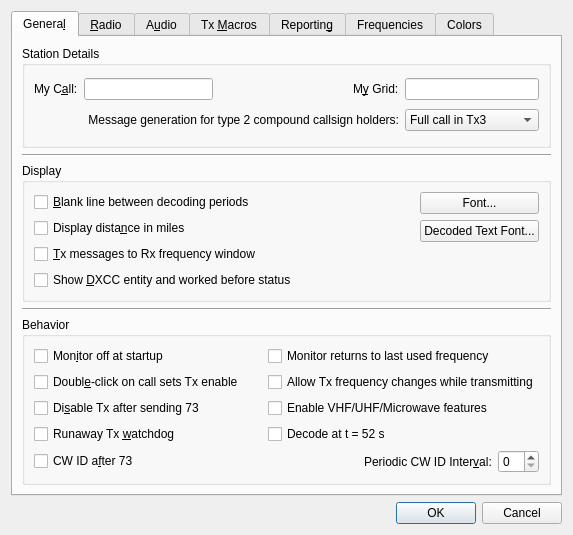
Qt form Configuration.ui (saitohirga/WSJT-X) before a commit.
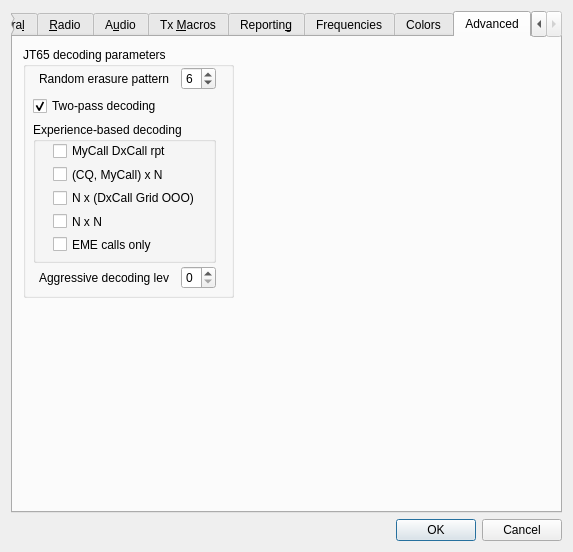
The same form after that commit. The open tabs and pages were chosen to show the change.

```diff
--- a/Configuration.ui
+++ b/Configuration.ui
@@ -6,8 +6,8 @@
    <rect>
     <x>0</x>
     <y>0</y>
-    <width>508</width>
-    <height>471</height>
+    <width>535</width>
+    <height>493</height>
    </rect>
   </property>
   <property name="windowTitle">
@@ -293,7 +293,7 @@
             </property>
            </widget>
           </item>
-          <item row="5" column="0" colspan="2">
+          <item row="6" column="0" colspan="2">
            <layout class="QHBoxLayout" name="horizontalLayout_9">
             <item>
              <widget class="QCheckBox" name="CW_id_after_73_check_box">
@@ -386,6 +386,13 @@
             </property>
            </widget>
           </item>
+          <item row="4" column="1">
+           <widget class="QCheckBox" name="offset_Rx_freq_check_box">
+            <property name="text">
+             <string>Rx frequency offset with &quot;CQ nnn ...&quot;</string>
+            </property>
+           </widget>
+          </item>
          </layout>
         </widget>
        </item>
@@ -1180,6 +1187,26 @@
        <string>Audio interface settings</string>
       </attribute>
       <layout class="QGridLayout" name="gridLayout_5">
+       <item row="5" column="0">
+        <spacer name="verticalSpacer_3">
+         <property name="orientation">
+          <enum>Qt::Vertical</enum>
+         </property>
+         <property name="sizeHint" stdset="0">
+          <size>
+           <width>20</width>
+           <height>40</height>
+          </size>
+         </property>
+        </spacer>
+       </item>
+       <item row="1" column="0">
+        <widget class="Line" name="line_2">
+         <property name="orientation">
+          <enum>Qt::Horizontal</enum>
+         </property>
+        </widget>
+       </item>
        <item row="2" column="0">
         <widget class="QGroupBox" name="save_path_group_box">
          <property name="title">
@@ -1392,26 +1419,6 @@
          </layout>
         </widget>
        </item>
-       <item row="5" column="0">
-        <spacer name="verticalSpacer_3">
-         <property name="orientation">
-          <enum>Qt::Vertical</enum>
-         </property>
-         <property name="sizeHint" stdset="0">
-          <size>
-           <width>20</width>
-           <height>40</height>
-          </size>
-         </property>
-        </spacer>
-       </item>
-       <item row="1" column="0">
-        <widget class="Line" name="line_2">
-         <property name="orientation">
-          <enum>Qt::Horizontal</enum>
-         </property>
-        </widget>
-       </item>
       </layout>
      </widget>
      <widget class="QWidget" name="tx_macros_tab">
@@ -2116,6 +2123,269 @@
        </layout>
       </widget>
      </widget>
+     <widget class="QWidget" name="tab_2">
+      <attribute name="title">
+       <string>Advanced</string>
+      </attribute>
+      <widget class="QGroupBox" name="groupBox_5">
+       <property name="geometry">
+        <rect>
+         <x>10</x>
+         <y>10</y>
+         <width>211</width>
+         <height>251</height>
+        </rect>
+       </property>
+       <property name="toolTip">
+        <string>&lt;html&gt;&lt;head/&gt;&lt;body&gt;&lt;p&gt;User-selectable parameters for JT65 decoding.&lt;/p&gt;&lt;/body&gt;&lt;/html&gt;</string>
+       </property>
+       <property name="title">
+        <string>JT65 decoding parameters</string>
+       </property>
+       <widget class="QLabel" name="label_3">
+        <property name="geometry">
+         <rect>
+          <x>20</x>
+          <y>270</y>
+          <width>131</width>
+          <height>16</height>
+         </rect>
+        </property>
+        <property name="text">
+         <string>Aggressive decoding level:</string>
+        </property>
+       </widget>
+       <widget class="QWidget" name="layoutWidget">
+        <property name="geometry">
+         <rect>
+          <x>10</x>
+          <y>20</y>
+          <width>191</width>
+          <height>222</height>
+         </rect>
+        </property>
+        <layout class="QVBoxLayout" name="verticalLayout_9">
+         <item>
+          <layout class="QHBoxLayout" name="horizontalLayout_13">
+           <item>
+            <widget class="QLabel" name="label_2">
+             <property name="minimumSize">
+              <size>
+               <width>130</width>
+               <height>0</height>
+              </size>
+             </property>
+             <property name="maximumSize">
+              <size>
+               <width>130</width>
+               <height>16777215</height>
+              </size>
+             </property>
+             <property name="text">
+              <string>Random erasure patterns:</string>
+             </property>
+            </widget>
+           </item>
+           <item>
+            <widget class="QSpinBox" name="sbNtrials">
+             <property name="minimumSize">
+              <size>
+               <width>35</width>
+               <height>0</height>
+              </size>
+             </property>
+             <property name="maximumSize">
+              <size>
+               <width>30</width>
+               <height>16777215</height>
+              </size>
+             </property>
+             <property name="toolTip">
+              <string>&lt;html&gt;&lt;head/&gt;&lt;body&gt;&lt;p&gt;Maximum number of erasure patterns for stochastic soft-decision Reed Solomon decoder is 10^(n/2).&lt;/p&gt;&lt;/body&gt;&lt;/html&gt;</string>
+             </property>
+             <property name="minimum">
+              <number>0</number>
+             </property>
+             <property name="maximum">
+              <number>12</number>
+             </property>
+             <property name="value">
+              <number>6</number>
+             </property>
+            </widget>
+           </item>
+          </layout>
+         </item>
+         <item>
+          <widget class="QCheckBox" name="cbTwoPass">
+           <property name="text">
+            <string>Two-pass decoding</string>
+           </property>
+           <property name="checked">
+            <bool>true</bool>
+           </property>
+          </widget>
+         </item>
+         <item>
+          <widget class="QGroupBox" name="groupBox_6">
+           <property name="minimumSize">
+            <size>
+             <width>0</width>
+             <height>141</height>
+            </size>
+           </property>
+           <property name="maximumSize">
+            <size>
+             <width>183</width>
+             <height>16777215</height>
+            </size>
+           </property>
+           <property name="title">
+            <string>Experience-based decoding</string>
+           </property>
+           <widget class="QWidget" name="layoutWidget">
+            <property name="geometry">
+             <rect>
+              <x>20</x>
+              <y>20</y>
+              <width>152</width>
+              <height>111</height>
+             </rect>
+            </property>
+            <layout class="QGridLayout" name="gridLayout_9">
+             <item row="0" column="0">
+              <widget class="QCheckBox" name="cbMyDx">
+               <property name="minimumSize">
+                <size>
+                 <width>150</width>
+                 <height>0</height>
+                </size>
+               </property>
+               <property name="toolTip">
+                <string>&lt;html&gt;&lt;head/&gt;&lt;body&gt;&lt;p&gt;Test codewords corresponding to messages of the form &amp;quot;MyCall DxCall Dxgrid&amp;quot;, &amp;quot;MyCall DxCall rpt&amp;quot;. &amp;quot;MyCall DxCall RRR&amp;quot;. and &amp;quot;MyCall DxCall 73&amp;quot;.&lt;/p&gt;&lt;/body&gt;&lt;/html&gt;</string>
+               </property>
+               <property name="text">
+                <string>MyCall DxCall rpt</string>
+               </property>
+              </widget>
+             </item>
+             <item row="1" column="0">
+              <widget class="QCheckBox" name="cbCQMyN">
+               <property name="minimumSize">
+                <size>
+                 <width>150</width>
+                 <height>0</height>
+                </size>
+               </property>
+               <property name="toolTip">
+                <string>&lt;html&gt;&lt;head/&gt;&lt;body&gt;&lt;p&gt;Test codewords corresponding to messages of the form &amp;quot;CQ Call Grid&amp;quot; and  &amp;quot;MyCall Call Grid&amp;quot; for all Call/Grid combinations selected from the list of known calls.&lt;/p&gt;&lt;/body&gt;&lt;/html&gt;</string>
+               </property>
+               <property name="text">
+                <string>(CQ, MyCall) x N</string>
+               </property>
+              </widget>
+             </item>
+             <item row="2" column="0">
+              <widget class="QCheckBox" name="cbNDxG">
+               <property name="minimumSize">
+                <size>
+                 <width>150</width>
+                 <height>0</height>
+                </size>
+               </property>
+               <property name="toolTip">
+                <string>&lt;html&gt;&lt;head/&gt;&lt;body&gt;&lt;p&gt;Test codewords corresponding to messages of the form &amp;quot;Call DxCall DxGrid OOO&amp;quot; for all Call/Grid combinations selected from the list of known calls.&lt;/p&gt;&lt;/body&gt;&lt;/html&gt;</string>
+               </property>
+               <property name="text">
+                <string>N x (DxCall Grid OOO)</string>
+               </property>
+              </widget>
+             </item>
+             <item row="3" column="0">
+              <widget class="QCheckBox" name="cbNN">
+               <property name="minimumSize">
+                <size>
+                 <width>150</width>
+                 <height>0</height>
+                </size>
+               </property>
+               <property name="toolTip">
+                <string>&lt;html&gt;&lt;head/&gt;&lt;body&gt;&lt;p&gt;Test codewords corresponding to messages of the form &amp;quot;Call1 Call2 Grid2&amp;quot;for all Call/Grid combinations selected from the list of known calls.&lt;/p&gt;&lt;/body&gt;&lt;/html&gt;</string>
+               </property>
+               <property name="text">
+                <string>N x N</string>
+               </property>
+              </widget>
+             </item>
+             <item row="4" column="0">
+              <widget class="QCheckBox" name="cbEMEonly">
+               <property name="minimumSize">
+                <size>
+                 <width>150</width>
+                 <height>0</height>
+                </size>
+               </property>
+               <property name="toolTip">
+                <string>&lt;html&gt;&lt;head/&gt;&lt;body&gt;&lt;p&gt;Select Call/Grid combinations from list of known calls only if marked as active on EME.&lt;/p&gt;&lt;/body&gt;&lt;/html&gt;</string>
+               </property>
+               <property name="text">
+                <string>EME calls only</string>
+               </property>
+              </widget>
+             </item>
+            </layout>
+           </widget>
+          </widget>
+         </item>
+         <item>
+          <layout class="QHBoxLayout" name="horizontalLayout_12">
+           <item>
+            <widget class="QLabel" name="label_4">
+             <property name="minimumSize">
+              <size>
+               <width>120</width>
+               <height>0</height>
+              </size>
+             </property>
+             <property name="maximumSize">
+              <size>
+               <width>130</width>
+               <height>16777215</height>
+              </size>
+             </property>
+             <property name="text">
+              <string>Aggressive decoding level:</string>
+             </property>
+            </widget>
+           </item>
+           <item>
+            <widget class="QSpinBox" name="sbAggressive">
+             <property name="minimumSize">
+              <size>
+               <width>35</width>
+               <height>0</height>
+              </size>
+             </property>
+             <property name="maximumSize">
+              <size>
+               <width>35</width>
+               <height>16777215</height>
+              </size>
+             </property>
+             <property name="toolTip">
+              <string>&lt;html&gt;&lt;head/&gt;&lt;body&gt;&lt;p&gt;Higher levels will increase the probability of decoding, but will also increase probability of a false decode.&lt;/p&gt;&lt;/body&gt;&lt;/html&gt;</string>
+             </property>
+             <property name="maximum">
+              <number>10</number>
+             </property>
+            </widget>
+           </item>
+          </layout>
+         </item>
+        </layout>
+       </widget>
+      </widget>
+     </widget>
     </widget>
    </item>
    <item>
```
Left out of the diff: 6 changed lines with no effect on the pictures.
